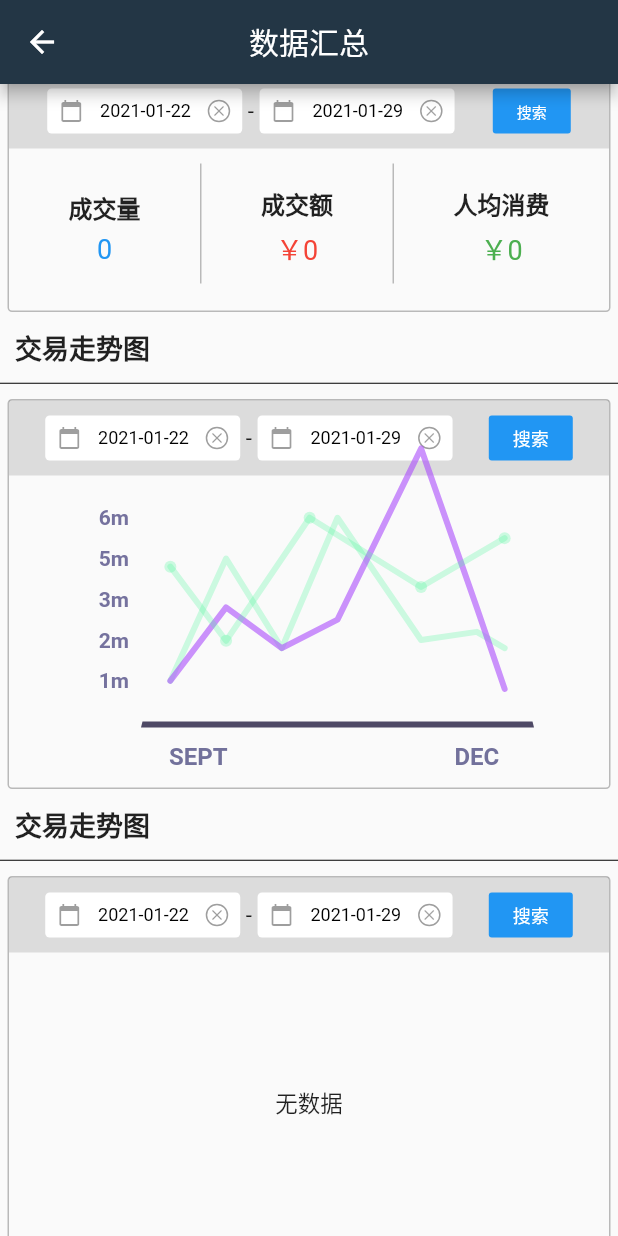
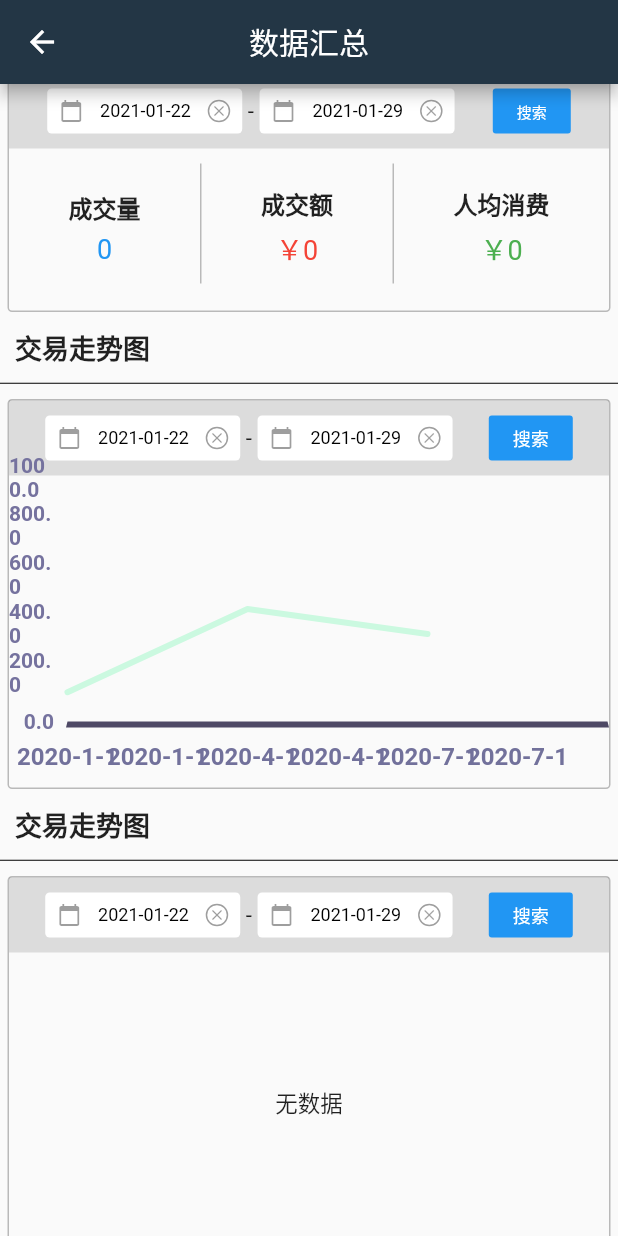
Before and after one commit to cleanown/admin_app, a Flutter app: the screen it shows after launch, scrolled down 576 dp, on a phone screen of 412 x 824 dp. Run offline on Flutter 3.47's test engine with Material 2 defaults, Android fonts, the phone set to English and light mode, and no system bars; drawn by our look-alikes of fl_chart; our stand-ins replace dio, flutter_datetime_picker, fluttertoast, shared_preferences.

Commit message:
fl_flutter 初步设计

```diff
--- a/lib/components/charts/MyLineChart.dart
+++ b/lib/components/charts/MyLineChart.dart
@@ -1,18 +1,50 @@
 import 'package:fl_chart/fl_chart.dart';
 import 'package:flutter/material.dart';
+import 'package:intl/intl.dart';
 //折线图
 class MyLineChart extends StatefulWidget {
   @override
   _MyLineChartState createState() => _MyLineChartState();
 }
 
+class DataFormat {
+   String _date;
+   double _value;
+
+
+   DataFormat(this._date, this._value);
+
+   String get date => _date;
+
+   set date(String value) {
+     _date = value;
+   }
+
+   double get value => _value;
+
+  set value(double value) {
+    _value = value;
+  }
+}
+
 class _MyLineChartState extends State<MyLineChart> {
+  List<DataFormat> listTest = [
+    DataFormat("2020-1-1",120),
+    DataFormat("2020-2-1",460),
+    DataFormat("2020-3-1",358),
+    DataFormat("2020-4-1",250),
+    DataFormat("2020-5-1",444),
+    DataFormat("2020-6-1",358),
+    DataFormat("2020-7-1",697),
+  ];
   @override
   Widget build(BuildContext context) {
     return LineChart(
       LineChartData(
         lineTouchData: LineTouchData(
-            enabled: false
+            enabled: true,
+            fullHeightTouchLine: true,
+            handleBuiltInTouches: true,
         ),
         gridData: FlGridData(
             show: false
@@ -28,13 +60,17 @@ class _MyLineChartState extends State<MyLineChart> {
             ),
             margin: 10,
             getTitles: (value) {
+              print('===>${value}');
+              // return listTest[value.toInt()];
               switch (value.toInt()) {
+                case 0:
+                  print("listTest[0]._date : "+listTest[0]._date);
+                  print("listTest[0]._value : "+listTest[0]._value.toString());
+                  return listTest[0]._date;
+                case 1:
+                  return listTest[listTest.length~/2]._date;
                 case 2:
-                  return 'SEPT';
-                case 7:
-                  return 'OCT';
-                case 12:
-                  return 'DEC';
+                  return listTest[listTest.length-1]._date;
               }
               return '';
             },
@@ -47,19 +83,20 @@ class _MyLineChartState extends State<MyLineChart> {
               fontSize: 14
             ),
             getTitles: (value) {
-              switch (value.toInt()) {
-                case 1:
-                  return '1m';
-                case 2:
-                  return '2m';
-                case 3:
-                  return '3m';
-                case 4:
-                  return '5m';
-                case 5:
-                  return '6m';
-              }
-              return '';
+              // switch (value.toInt()) {
+              //   case 1:
+              //     return '1m';
+              //   case 2:
+              //     return '2m';
+              //   case 3:
+              //     return '3m';
+              //   case 4:
+              //     return '5m';
+              //   case 5:
+              //     return '6m';
+              // }
+              print(value.toString());
+              return value.toString();
             },
             margin: 8,
             reservedSize: 30
@@ -84,19 +121,15 @@ class _MyLineChartState extends State<MyLineChart> {
           )
         ),
         minX: 0,
-        maxX: 14,
-        maxY: 6,
+        maxX: 3,
+        maxY: 1000,
         minY: 0,
         lineBarsData: [
           LineChartBarData(
             spots: [
-              FlSpot(1, 1),
-              FlSpot(3, 4),
-              FlSpot(5, 1.8),
-              FlSpot(7, 5),
-              FlSpot(10, 2),
-              FlSpot(12, 2.2),
-              FlSpot(13, 1.8),
+              FlSpot(0, listTest[0]._value.toDouble()),
+              FlSpot(1, listTest[1]._value.toDouble()),
+              FlSpot(2, listTest[2]._value.toDouble()),
             ],
             isCurved: true,
             curveSmoothness: 0,
@@ -112,55 +145,9 @@ class _MyLineChartState extends State<MyLineChart> {
               show: false
             ),
           ),
-          LineChartBarData(
-            spots: [
-              FlSpot(1, 1),
-              FlSpot(3, 2.8),
-              FlSpot(5, 1.8),
-              FlSpot(7, 2.5),
-              FlSpot(10, 6.7),
-              FlSpot(12, 2.8),
-              FlSpot(13, 0.8),
-            ],
-            isCurved: true,
-            curveSmoothness: 0,
-            colors: const [
-              Color(0x99aaa4cfc)
-            ],
-            barWidth: 4,
-            isStrokeCapRound: true,
-            dotData: FlDotData(
-              show: false
-            ),
-            belowBarData: BarAreaData(
-              show: false,
-              colors: [Color(0x33aa4cfc)]
-            ),
-          ),
-          LineChartBarData(
-            spots: [
-              FlSpot(1, 3.8),
-              FlSpot(3, 1.98),
-              FlSpot(6, 5),
-              FlSpot(10, 3.3),
-              FlSpot(13, 4.5),
-            ],
-            isCurved: true,
-            curveSmoothness: 0,
-            colors: const [
-              Color(0x444af699)
-            ],
-            barWidth: 4,
-            isStrokeCapRound: true,
-            dotData: FlDotData(
-                show: true
-            ),
-            belowBarData: BarAreaData(
-                show: false
-            ),
-          ),
         ],
       )
     );
+
   }
 }
--- a/lib/pages/dataAnalysis/dataAnalysis.dart
+++ b/lib/pages/dataAnalysis/dataAnalysis.dart
@@ -967,8 +967,8 @@ class _DataAnalysisState extends State<DataAnalysis> {
                   child: Visibility(
                     visible: _isLine,
                     replacement: Text('无数据'),
-                    child: AspectRatio(
-                      aspectRatio: 3/2,
+                    child: Container(
+                      height: 200,
                       child: MyLineChart()
                     ),
                   ),
```
